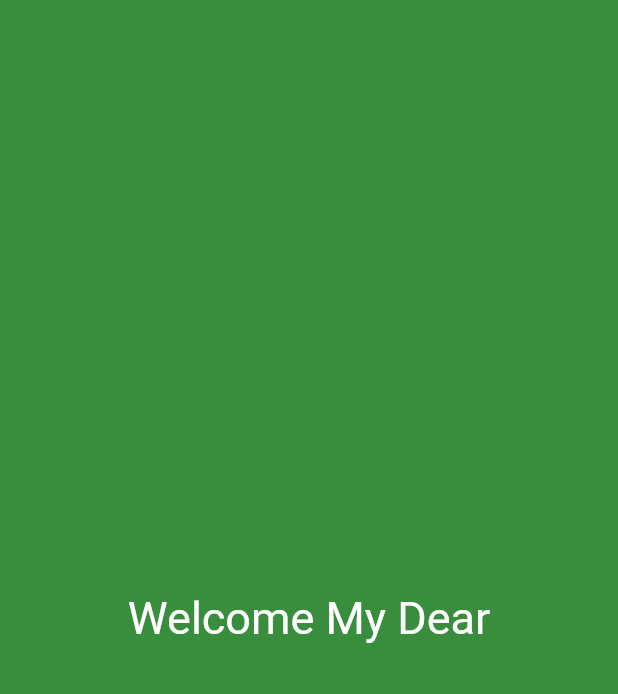
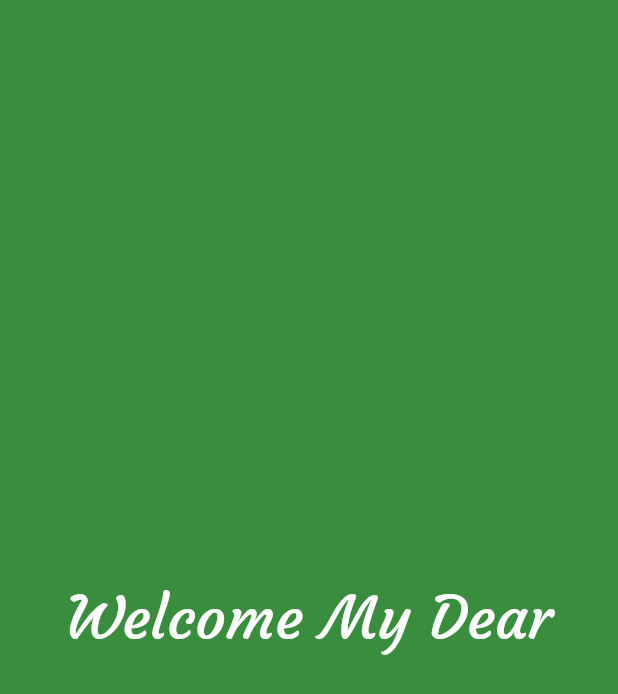
Before and after one commit to anoobbava/hello_my_dear, a Flutter app: the screen it shows after launch, on a phone screen of 412 x 824 dp. Shown: the top 694 px of the screen. Run offline on Flutter 3.47's test engine with Material 2 defaults, Android fonts, the phone set to English and light mode, and no system bars.

Commit message:
Added fonts for the header

```diff
--- a/lib/main.dart
+++ b/lib/main.dart
@@ -12,7 +12,8 @@ class MyApp extends StatelessWidget {
       body: Center(
         child: Text(
           'Welcome My Dear',
-          style: TextStyle(fontSize: 30.0, color: Colors.white),
+          style: TextStyle(
+              fontSize: 40.0, color: Colors.white, fontFamily: 'Brush font'),
         ),
       ),
     );
```
Also changed, not shown: pubspec.yaml (+4 -37 lines), assets/fonts/Courgette-Regular.ttf (added).
